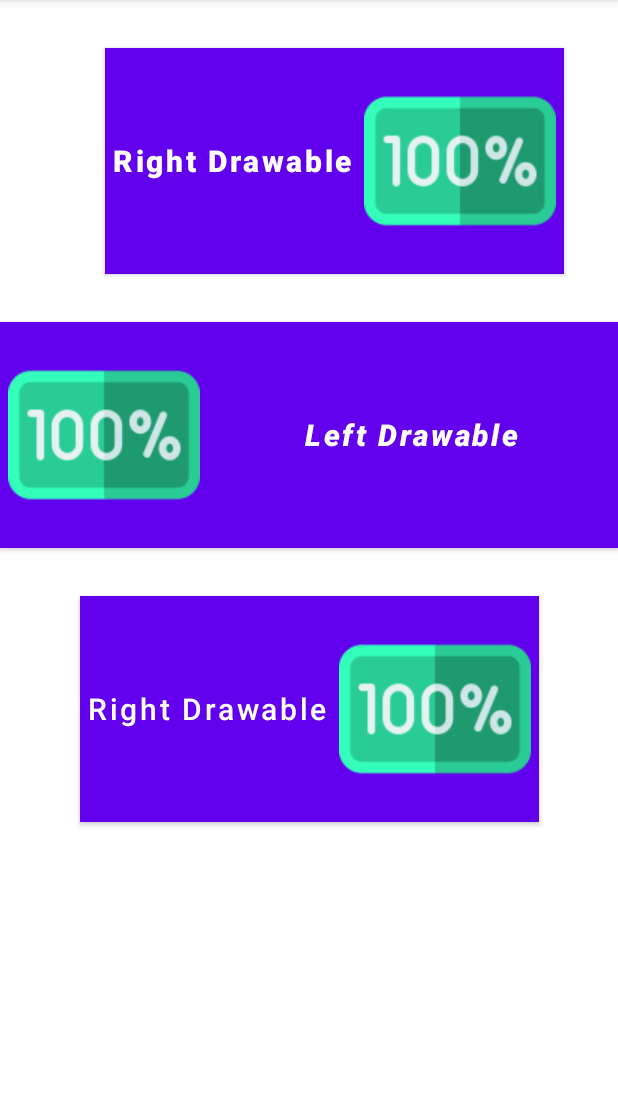
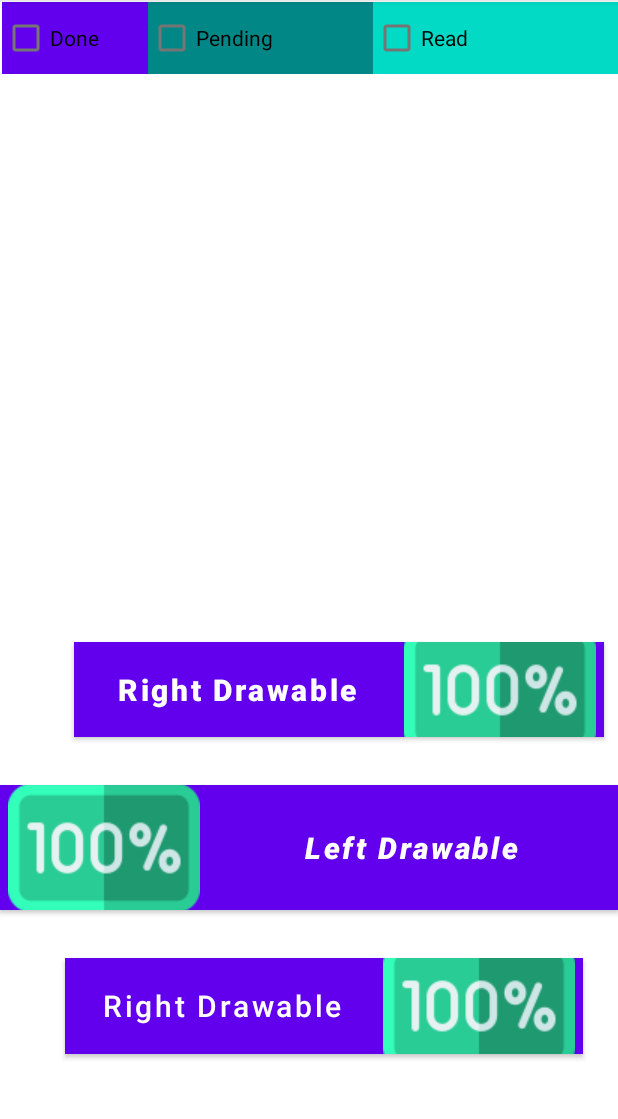
Before and after one commit to Mahreen-Asama/MC-Lect-08-09, an Android app: the screen it shows after launch (MainActivity), on a phone screen of 412 x 824 dp, the part 84-1203 px from its top. Run offline under Robolectric (Android 15) with nearby library versions, the phone set to English and light mode, and no system bars.

Commit message:
checkboxes added

```diff
--- a/app/src/main/res/layout/activity_main.xml
+++ b/app/src/main/res/layout/activity_main.xml
@@ -6,23 +6,7 @@
     android:layout_height="match_parent"
     tools:context=".MainActivity">
 
-    <Button
-        android:id="@+id/right2"
-        android:layout_width="wrap_content"
-        android:layout_height="wrap_content"
-        android:layout_marginTop="32dp"
-        android:background="@color/purple_200"
-        android:drawableRight="@drawable/icon1"
-        android:hint="Right Drawable"
-        android:padding="5dp"
-        android:textColorHint="#fff"
-        android:textSize="20sp"
-        android:textStyle="bold"
-        app:layout_constraintEnd_toEndOf="parent"
-        app:layout_constraintHorizontal_bias="0.66"
-        app:layout_constraintStart_toStartOf="parent"
-        app:layout_constraintTop_toTopOf="parent" />
-        <!--android:id="@+id/right2"
+    <!--android:id="@+id/right2"
         android:layout_width="wrap_content"
         android:layout_height="wrap_content"
         android:hint="@string/right_hint"
@@ -36,9 +20,42 @@
         tools:ignore="MissingConstraints"-->
 
     <Button
+        android:id="@+id/left"
+        android:layout_width="345dp"
+        android:layout_height="64dp"
+        android:layout_marginTop="32dp"
+        android:background="@color/purple_200"
+        android:drawableRight="@drawable/icon1"
+        android:hint="Right Drawable"
+        android:padding="5dp"
+        android:textColorHint="#fff"
+        android:textSize="20sp"
+        app:layout_constraintEnd_toEndOf="parent"
+        app:layout_constraintHorizontal_bias="0.651"
+        app:layout_constraintStart_toStartOf="parent"
+        app:layout_constraintTop_toBottomOf="@+id/right1" />
+
+    <Button
+        android:id="@+id/right2"
+        android:layout_width="353dp"
+        android:layout_height="63dp"
+        android:layout_marginTop="428dp"
+        android:background="@color/purple_200"
+        android:drawableRight="@drawable/icon1"
+        android:hint="Right Drawable"
+        android:padding="5dp"
+        android:textColorHint="#fff"
+        android:textSize="20sp"
+        android:textStyle="bold"
+        app:layout_constraintEnd_toEndOf="parent"
+        app:layout_constraintHorizontal_bias="0.844"
+        app:layout_constraintStart_toStartOf="parent"
+        app:layout_constraintTop_toTopOf="parent" />
+
+    <Button
         android:id="@+id/right1"
         android:layout_width="0dp"
-        android:layout_height="wrap_content"
+        android:layout_height="83dp"
         android:layout_centerInParent="true"
         android:layout_marginTop="32dp"
         android:background="@color/white"
@@ -51,46 +68,41 @@
         app:layout_constraintEnd_toEndOf="parent"
         app:layout_constraintHorizontal_bias="1.0"
         app:layout_constraintStart_toStartOf="parent"
-        app:layout_constraintTop_toBottomOf="@+id/right2"/>
-        <!--android:id="@+id/right1"
-        android:layout_width="164dp"
-        android:layout_height="226dp"
-        android:layout_marginStart="182dp"
-        android:drawableRight="@drawable/icon1"
-        android:hint="@string/right_hint"
-        android:padding="5dp"
-        android:textColorHint="#fff"
-        android:textSize="20sp"
-        android:textStyle="bold"
-        app:layout_constraintEnd_toEndOf="parent"
-        app:layout_constraintHorizontal_bias="0.0"
-        app:layout_constraintStart_toStartOf="parent"
-        app:layout_constraintTop_toTopOf="parent"
-        tools:ignore="MissingConstraints" />-->
+        app:layout_constraintTop_toBottomOf="@+id/right2" />
 
-    <Button
-        android:id="@+id/left"
-        android:layout_width="wrap_content"
+    <LinearLayout
+        android:layout_width="match_parent"
         android:layout_height="wrap_content"
-        android:layout_marginTop="32dp"
-        android:background="@color/purple_200"
-        android:drawableRight="@drawable/icon1"
-        android:hint="Right Drawable"
-        android:padding="5dp"
-        android:textColorHint="#fff"
-        android:textSize="20sp"
+        android:layout_marginStart="1dp"
+        android:layout_marginTop="1dp"
+        android:orientation="horizontal"
         app:layout_constraintEnd_toEndOf="parent"
         app:layout_constraintStart_toStartOf="parent"
-        app:layout_constraintTop_toBottomOf="@+id/right1"/>
-        <!--android:layout_width="wrap_content"
-        android:layout_height="wrap_content"
-        android:drawableLeft="@drawable/icon1"
-        android:hint="@string/left_hint"
-        android:padding="5dp"
-        android:textColorHint="#fff"
-        android:textSize="20sp"
-        android:textStyle="bold"
-        tools:ignore="MissingConstraints"
-        tools:layout_editor_absoluteX="53dp"
-        tools:layout_editor_absoluteY="238dp" />-->
+        app:layout_constraintTop_toTopOf="parent">
+
+        <CheckBox
+            android:id="@+id/done"
+            android:layout_width="wrap_content"
+            android:layout_height="wrap_content"
+            android:layout_weight="1"
+            android:background="@color/purple_500"
+            android:text="Done" />
+
+        <CheckBox
+            android:id="@+id/pending"
+            android:layout_width="wrap_content"
+            android:layout_height="wrap_content"
+            android:layout_weight="2"
+            android:background="@color/teal_700"
+            android:text="Pending" />
+
+        <CheckBox
+            android:id="@+id/read"
+            android:layout_width="wrap_content"
+            android:layout_height="wrap_content"
+            android:layout_weight="3"
+            android:background="@color/teal_200"
+            android:text="Read" />
+    </LinearLayout>
+
 </androidx.constraintlayout.widget.ConstraintLayout>
```
